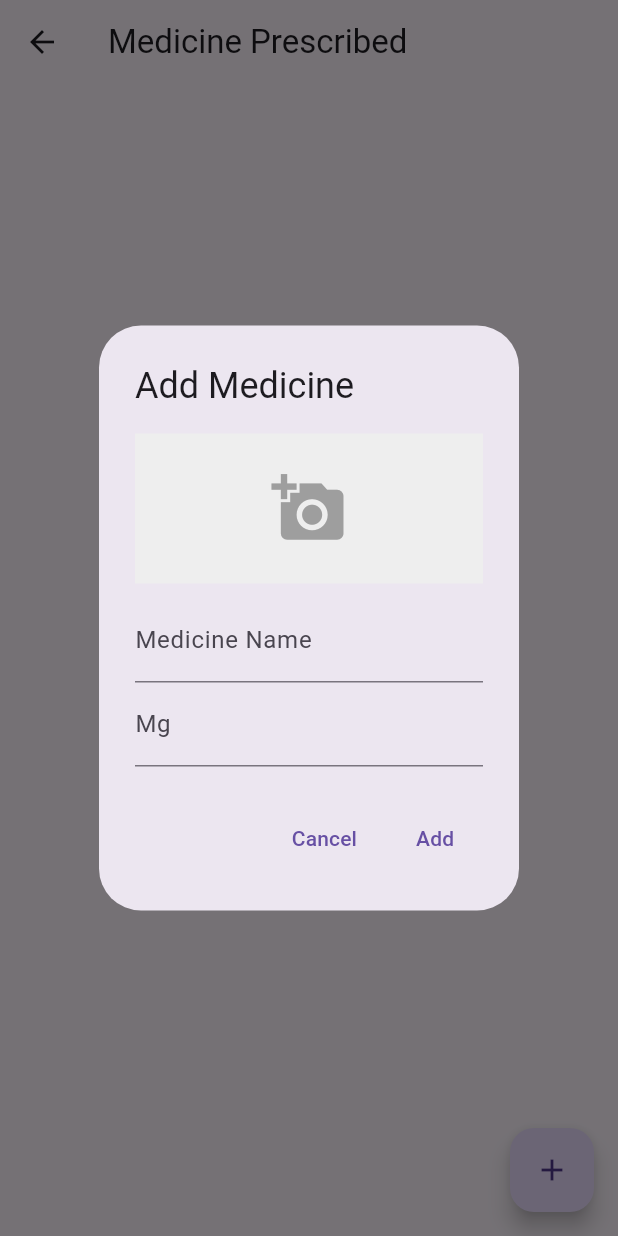
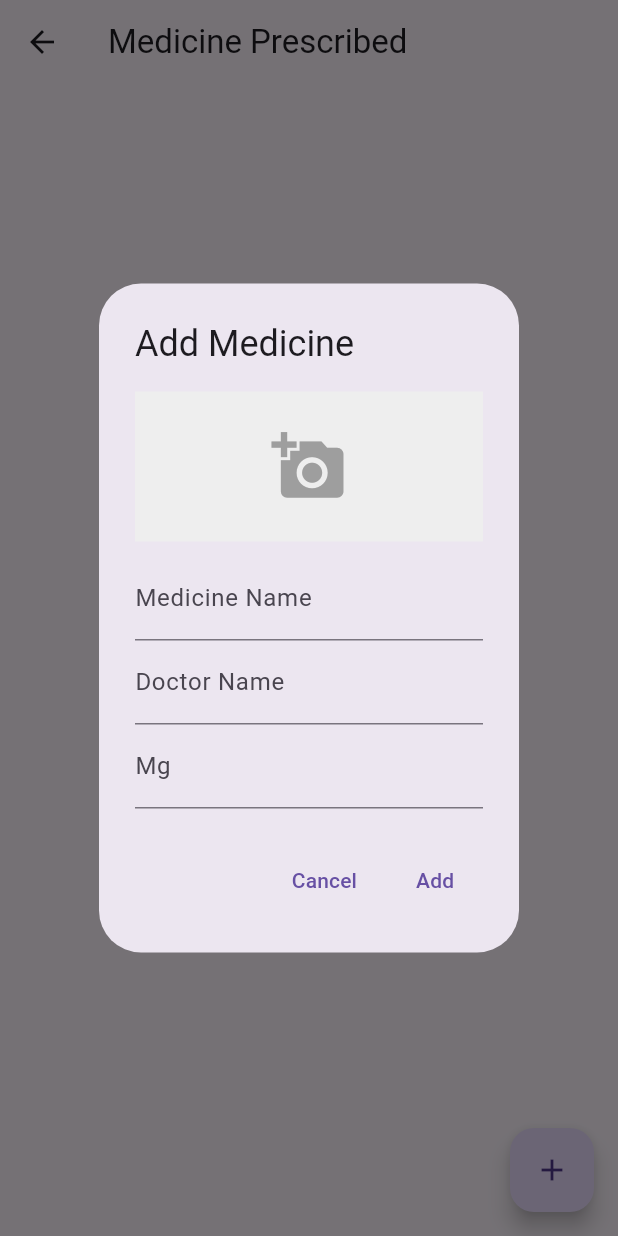
Before and after one commit to dakdim/amritfrontend, a Flutter app: the MedicinePrescribedPage screen opened directly with empty values, after a tap on the "add" icon, on a phone screen of 412 x 824 dp. Run offline on Flutter 3.47's test engine with Material 3 defaults, Android fonts, the light colour scheme and no system bars.

Commit message:
second commit

```diff
--- a/lib/view/medication.dart
+++ b/lib/view/medication.dart
@@ -164,6 +164,7 @@ class _MedicinePrescribedPageState extends State<MedicinePrescribedPage> {
   final List<Map<String, dynamic>> medicines = [];
 
   void _showAddMedicineDialog() {
+    final TextEditingController doctornameController = TextEditingController();
     final TextEditingController nameController = TextEditingController();
     final TextEditingController mgController = TextEditingController();
 
@@ -187,6 +188,10 @@ class _MedicinePrescribedPageState extends State<MedicinePrescribedPage> {
                 decoration: InputDecoration(labelText: 'Medicine Name'),
               ),
               TextField(
+                controller: doctornameController,
+                decoration: InputDecoration(labelText: 'Doctor Name'),
+              ),
+              TextField(
                 controller: mgController,
                 decoration: InputDecoration(labelText: 'Mg'),
               ),
@@ -204,6 +209,7 @@ class _MedicinePrescribedPageState extends State<MedicinePrescribedPage> {
                 setState(() {
                   medicines.add({
                     'name': nameController.text,
+                    'doctor name': doctornameController.text,
                     'mg': mgController.text,
                   });
                 });
```
Also changed, not shown: lib/view/detailedview.dart (deleted).
